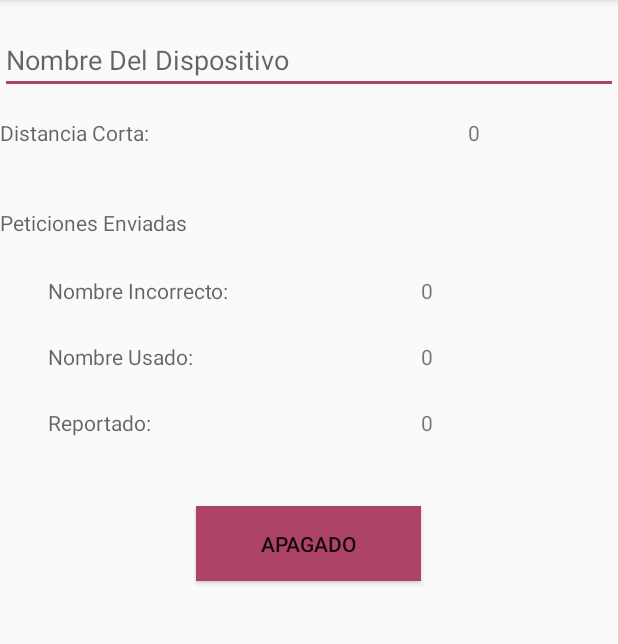
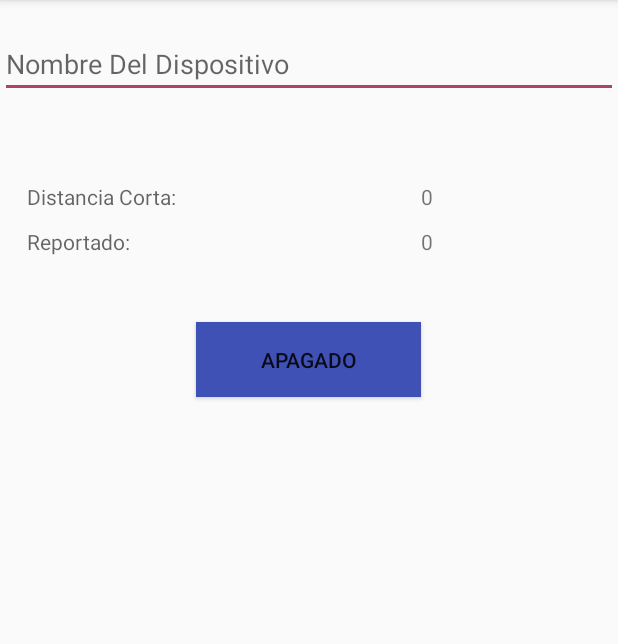
Before and after one commit to carlosprato1/GpsTracker, an Android app: the screen it shows after launch (MainActivity), after a tap on "APAGADO", on a phone screen of 412 x 824 dp, the part 84-728 px from its top. Run offline under Robolectric (Android 15) with nearby library versions, the phone set to English and light mode, and no system bars.

Commit message:
-boton color -comunicacion servicio-interfaz -arreglo de algunos warning -desactivar si el servidor responde Invalido o usado y no activar hasta que cambia el nombre -alertas

```diff
--- a/app/src/main/java/com/prato/unet/gpstracker/MainActivity.java
+++ b/app/src/main/java/com/prato/unet/gpstracker/MainActivity.java
@@ -7,8 +7,10 @@ package com.prato.unet.gpstracker;
 
 import android.app.AlarmManager;
 import android.app.PendingIntent;
+import android.content.BroadcastReceiver;
 import android.content.Context;
 import android.content.Intent;
+import android.content.IntentFilter;
 import android.content.SharedPreferences;
 import android.content.SharedPreferences.Editor;
 import android.os.Bundle;
@@ -18,7 +20,6 @@ import android.util.Log;
 import android.view.View;
 import android.view.View.OnClickListener;
 import android.widget.Button;
-import android.widget.EditText;
 import android.widget.TextView;
 import android.widget.Toast;
 
@@ -32,17 +33,46 @@ public class MainActivity extends AppCompatActivity {
 
     //private static final int PLAY_SERVICES_RESOLUTION_REQUEST = 9000;
     private Button boton;
-    private boolean activo;
     private TextView nombreMovil;
     private TextView cdcorta;
     private TextView creportado;
+    private TextView alerta;
     private int Minutos = 1;
+    private String response = "vacio";
+    boolean activo = false;
+    String nombreAux = "vacio";
+    boolean error = false;
 
+    public class UpdateReceiver extends BroadcastReceiver {
+        public UpdateReceiver() {
+            super();
+        }
+        @Override
+        public void onReceive(Context context, Intent intent1) {
+            response = intent1.getStringExtra("data");
+            Toast.makeText(context, response, Toast.LENGTH_LONG).show();
+
+            if(activo && ("invalido".equals(response) || "usado".equals(response) )){
+                activo = false; error = true;
+                BotonEstado();
+                cancelAlarmManager();
+                if("invalido".equals(response)){alerta.setText(R.string.incorrecto);}
+                if("usado".equals(response)){alerta.setText(R.string.usado);}
+            }
+        }
+    }
+    private BroadcastReceiver receiver = null;
 
     @Override
     public void onCreate(Bundle savedInstanceState) {
         super.onCreate(savedInstanceState);
         this.setContentView(R.layout.activity_main);
+
+
+        IntentFilter filter = new IntentFilter();
+        filter.addAction("test.UPDATE");
+        receiver = new UpdateReceiver ();
+        registerReceiver(receiver, filter);
 
         //getSupportActionBar().setDisplayShowHomeEnabled(true);
         //getSupportActionBar().setLogo(R.mipmap.ic_launcher);
@@ -52,8 +82,9 @@ public class MainActivity extends AppCompatActivity {
         this.nombreMovil = (TextView)this.findViewById(R.id.nombreMovil);
         this.cdcorta = (TextView)this.findViewById(R.id.cdcorta);
         this.creportado = (TextView)this.findViewById(R.id.creportado);
+        alerta = (TextView) findViewById(R.id.alerta);
         SharedPreferences sharedPreferences = this.getSharedPreferences("com.prato.unet.gpstracker.prefs",Context.MODE_PRIVATE );
-        this.activo = sharedPreferences.getBoolean("activo", false);
+        //activo = sharedPreferences.getBoolean("activo", false);
         boolean PrimeraVes = sharedPreferences.getBoolean("PrimeraVes", true);
         if(PrimeraVes) {
             Editor editor = sharedPreferences.edit();
@@ -72,36 +103,41 @@ public class MainActivity extends AppCompatActivity {
     protected void BotonEmpezar(View v) {
         SharedPreferences sharedPreferences = this.getSharedPreferences("com.prato.unet.gpstracker.prefs",Context.MODE_PRIVATE);
         Editor editor = sharedPreferences.edit();
-        editor.putInt("DisCorta", 0);
-        editor.putInt("reportado", 0);
-        if(this.verificarInfo()) {
-            if(this.verificarGoogle()) {
-                if(this.activo) {
-                    this.cancelAlarmManager();
-                    this.activo = false;
-                    editor.putBoolean("activo", false);
-                    editor.putString("sessionID", "");
-                } else {
-                    this.startAlarmManager();
-                    this.activo = true;
-                    editor.putBoolean("activo", true);
-                    editor.putFloat("distanciaTotal", 0.0F);
-                    editor.putBoolean("firstTimeGettingPosition", true);
-                    editor.putString("sessionID", UUID.randomUUID().toString());
+        //editor.putInt("DisCorta", 0);
+        //editor.putInt("reportado", 0);
+        //editor.putFloat("distanciaTotal", 0.0F);
+
+       String NombreActual= nombreMovil.getText().toString().trim();
+       if(!nombreAux.equals(NombreActual)){error=false;}
+
+        if(activo) {
+                this.cancelAlarmManager();
+                activo = false;
+                //editor.putBoolean("activo", false);
+                this.BotonEstado();
+
+            } else if("vacio".equals(response) || "reportado".equals(response) || !error)  {
+            alerta.setText("");
+                if(this.verificarInfo()) {
+                    if (this.verificarGoogle()) {
+                     this.startAlarmManager();
+                     activo = true;
+                     //editor.putBoolean("activo", true);
+                        this.BotonEstado();
+                   }
                 }
 
-                editor.apply();
-                this.BotonEstado();
             }
-        }
+            editor.apply();
     }
 
     private boolean verificarInfo() {
         SharedPreferences sharedPreferences = this.getSharedPreferences("com.prato.unet.gpstracker.prefs", Context.MODE_PRIVATE);
         Editor editor = sharedPreferences.edit();
-        String ruta = this.nombreMovil.getText().toString().trim();
-        if(ruta.length() != 0 && !this.espacios(ruta)) {
+        nombreAux = this.nombreMovil.getText().toString().trim();
+        if(nombreAux.length() != 0 && !this.espacios(nombreAux)) {
             editor.putString("nombreRuta", this.nombreMovil.getText().toString().trim());
+
             editor.apply();
             return true;
         } else {
@@ -131,12 +167,12 @@ public class MainActivity extends AppCompatActivity {
     }
 
     private void BotonEstado() {
-        if(this.activo) {
+        if(activo) {
             this.boton.setText(R.string.Encendido);
+            this.boton.setBackgroundColor(getResources().getColor(R.color.colorAccent));
+        } else{
+            this.boton.setText(R.string.Apagado);
             this.boton.setBackgroundColor(getResources().getColor(R.color.colorPrimary));
-        } else {
-            this.boton.setText(R.string.Apagado);
-            this.boton.setBackgroundColor(getResources().getColor(R.color.colorPrimaryDark));
         }
     }
 
@@ -175,4 +211,7 @@ public class MainActivity extends AppCompatActivity {
     protected void onStop() {
         super.onStop();
     }
+
+
+
 }
--- a/app/src/main/res/layout/activity_main.xml
+++ b/app/src/main/res/layout/activity_main.xml
@@ -4,32 +4,24 @@
     android:layout_height="match_parent">
 
     <TextView
+        android:id="@+id/alerta"
+        android:layout_width="300dp"
+        android:layout_height="30dp"
+        android:layout_above="@+id/cdcorta"
+        android:layout_alignLeft="@+id/dcorta"
+        android:layout_alignStart="@+id/dcorta"
+        android:text=""
+        android:textColor="@android:color/holo_red_light" />
+
+    <TextView
         android:id="@+id/cdcorta"
         android:layout_width="100dp"
         android:layout_height="30dp"
-        android:layout_above="@+id/textView"
-        android:layout_alignParentEnd="true"
-        android:layout_alignParentRight="true"
-        android:text="0" />
-
-    <TextView
-        android:id="@+id/cnombrein"
-        android:layout_width="100dp"
-        android:layout_height="30dp"
-        android:layout_alignBaseline="@+id/textView2"
-        android:layout_alignBottom="@+id/textView2"
-        android:layout_alignLeft="@+id/cnombreu"
-        android:layout_alignStart="@+id/cnombreu"
-        android:text="0" />
-
-    <TextView
-        android:id="@+id/cnombreu"
-        android:layout_width="100dp"
-        android:layout_height="30dp"
-        android:layout_alignTop="@+id/textView3"
-        android:layout_toEndOf="@+id/boton"
-        android:layout_toRightOf="@+id/boton"
-        android:text="0" />
+        android:layout_alignBaseline="@+id/dcorta"
+        android:layout_alignBottom="@+id/dcorta"
+        android:layout_alignLeft="@+id/creportado"
+        android:layout_alignStart="@+id/creportado"
+        android:text="@string/cero"  />
 
     <TextView
         android:id="@+id/creportado"
@@ -38,67 +30,39 @@
         android:layout_alignTop="@+id/textView4"
         android:layout_toEndOf="@+id/boton"
         android:layout_toRightOf="@+id/boton"
-        android:text="0" />
+        android:text = "@string/cero" />
 
     <EditText
         android:id="@+id/nombreMovil"
         android:layout_width="match_parent"
         android:layout_height="wrap_content"
-        android:hint="@string/nombreMovil"
-        android:layout_marginTop="17dp"
+        android:layout_alignParentLeft="true"
+        android:layout_alignParentStart="true"
         android:layout_alignParentTop="true"
-        android:layout_alignParentLeft="true"
-        android:layout_alignParentStart="true" />
+        android:layout_marginTop="20dp"
+        android:hint="@string/nombreMovil" />
+
     <TextView
         android:id="@+id/dcorta"
-        android:hint="@string/dcorta"
         android:layout_width="210dp"
         android:layout_height="30dp"
-        android:layout_below="@+id/nombreMovil"
         android:layout_alignParentLeft="true"
         android:layout_alignParentStart="true"
-        android:layout_marginTop="16dp" />
+        android:layout_below="@+id/nombreMovil"
+        android:layout_marginLeft="18dp"
+        android:layout_marginStart="18dp"
+        android:layout_marginTop="56dp"
+        android:hint="@string/dcorta" />
 
 
     <TextView
-        android:id="@+id/textView"
-        android:layout_width="300dp"
-        android:layout_height="30dp"
-        android:layout_alignParentLeft="true"
-        android:layout_alignParentStart="true"
-        android:layout_below="@+id/dcorta"
-        android:layout_marginTop="30dp"
-        android:hint="@string/enviado" />
-
-    <TextView
-        android:id="@+id/textView2"
-        android:layout_width="250dp"
-        android:layout_height="30dp"
-        android:layout_alignParentLeft="true"
-        android:layout_alignParentStart="true"
-        android:layout_below="@+id/textView"
-        android:layout_marginLeft="32dp"
-        android:layout_marginStart="32dp"
-        android:layout_marginTop="15dp"
-        android:hint="@string/nomincorrecto" />
-    <TextView
-        android:hint="@string/nomusado"
-        android:layout_width="210dp"
-        android:layout_height="30dp"
-        android:layout_marginTop="14dp"
-        android:id="@+id/textView3"
-        android:layout_below="@+id/textView2"
-        android:layout_alignLeft="@+id/textView2"
-        android:layout_alignStart="@+id/textView2" />
-    <TextView
-        android:hint="@string/reportado"
+        android:id="@+id/textView4"
         android:layout_width="150dp"
         android:layout_height="30dp"
-        android:layout_marginTop="14dp"
-        android:id="@+id/textView4"
-        android:layout_below="@+id/textView3"
-        android:layout_alignLeft="@+id/textView3"
-        android:layout_alignStart="@+id/textView3" />
+        android:layout_alignLeft="@+id/dcorta"
+        android:layout_alignStart="@+id/dcorta"
+        android:layout_below="@+id/dcorta"
+        android:hint="@string/reportado" />
 
     <Button
         android:id="@+id/boton"
@@ -106,8 +70,8 @@
         android:layout_height="50dp"
         android:layout_below="@+id/creportado"
         android:layout_centerHorizontal="true"
-        android:layout_marginTop="35dp"
-        android:background="@color/colorAccent"
+        android:layout_marginTop="33dp"
+        android:background="@color/colorPrimary"
         android:text="@string/Apagado" />
 
 
--- a/app/src/main/res/values/strings.xml
+++ b/app/src/main/res/values/strings.xml
@@ -8,4 +8,8 @@
     <string name="reportado">Reportado:</string>
     <string name="Apagado">Apagado</string>
     <string name="Encendido">Encendido</string>
+    <string name="usado">Nombre Usado. Introdusca Otro Nombre</string>
+    <string name="incorrecto">Nombre Incorrecto. Introdusca Otro Nombre</string>
+    <string name="cero">"0"</string>
+
 </resources>
```
Also changed, not shown: app/src/main/java/com/prato/unet/gpstracker/servicio.java (+24 -16 lines).
